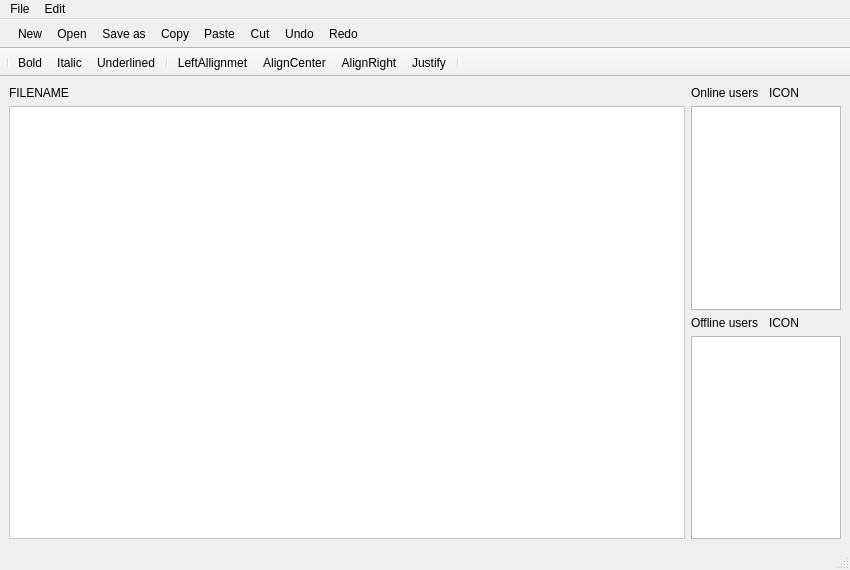
PoliDox/PoliDox, file client/editor.ui: the form before one commit.
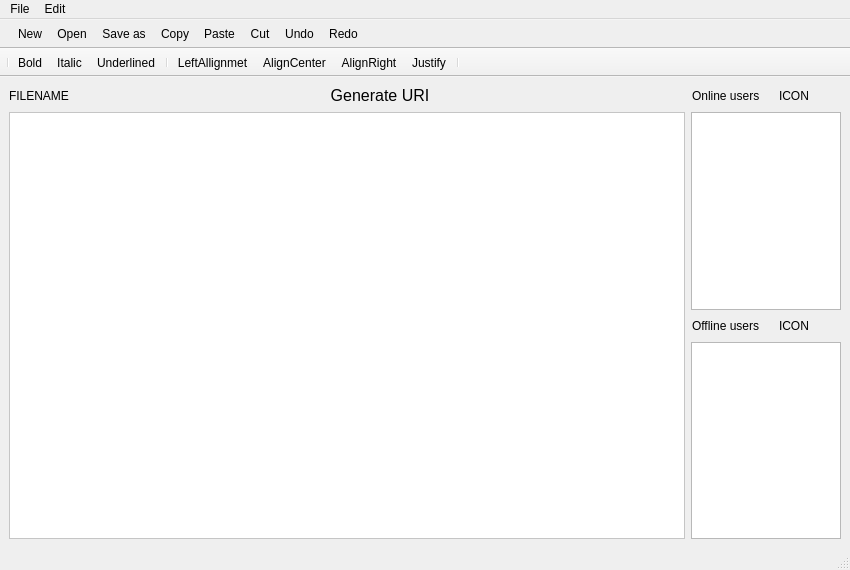
The form after the commit. Icons and pictures are not drawn.

Commit message: added URI button

Patch:
```diff
--- a/client/editor.ui
+++ b/client/editor.ui
@@ -26,11 +26,98 @@
       <item>
        <layout class="QVBoxLayout" name="verticalLayout_4">
         <item>
-         <widget class="QLabel" name="currentFile">
-          <property name="text">
-           <string>FILENAME</string>
-          </property>
-         </widget>
+         <layout class="QHBoxLayout" name="horizontalLayout_5">
+          <item>
+           <widget class="QLabel" name="currentFile">
+            <property name="maximumSize">
+             <size>
+              <width>100</width>
+              <height>16777215</height>
+             </size>
+            </property>
+            <property name="text">
+             <string>FILENAME</string>
+            </property>
+           </widget>
+          </item>
+          <item>
+           <spacer name="horizontalSpacer">
+            <property name="orientation">
+             <enum>Qt::Horizontal</enum>
+            </property>
+            <property name="sizeHint" stdset="0">
+             <size>
+              <width>40</width>
+              <height>20</height>
+             </size>
+            </property>
+           </spacer>
+          </item>
+          <item>
+           <widget class="QPushButton" name="URI">
+            <property name="sizePolicy">
+             <sizepolicy hsizetype="Fixed" vsizetype="Fixed">
+              <horstretch>0</horstretch>
+              <verstretch>0</verstretch>
+             </sizepolicy>
+            </property>
+            <property name="maximumSize">
+             <size>
+              <width>100</width>
+              <height>19</height>
+             </size>
+            </property>
+            <property name="baseSize">
+             <size>
+              <width>0</width>
+              <height>0</height>
+             </size>
+            </property>
+            <property name="font">
+             <font>
+              <pointsize>12</pointsize>
+             </font>
+            </property>
+            <property name="cursor">
+             <cursorShape>PointingHandCursor</cursorShape>
+            </property>
+            <property name="styleSheet">
+             <string notr="true">background-color:transparent;border: 1px solid transparent;</string>
+            </property>
+            <property name="text">
+             <string>Generate URI</string>
+            </property>
+            <property name="iconSize">
+             <size>
+              <width>16</width>
+              <height>16</height>
+             </size>
+            </property>
+            <property name="autoDefault">
+             <bool>false</bool>
+            </property>
+            <property name="default">
+             <bool>true</bool>
+            </property>
+            <property name="flat">
+             <bool>false</bool>
+            </property>
+           </widget>
+          </item>
+          <item>
+           <spacer name="horizontalSpacer_2">
+            <property name="orientation">
+             <enum>Qt::Horizontal</enum>
+            </property>
+            <property name="sizeHint" stdset="0">
+             <size>
+              <width>40</width>
+              <height>16</height>
+             </size>
+            </property>
+           </spacer>
+          </item>
+         </layout>
         </item>
         <item>
          <widget class="QTextEdit" name="textEdit">
@@ -66,11 +153,33 @@
           </item>
           <item>
            <widget class="QLabel" name="label">
+            <property name="maximumSize">
+             <size>
+              <width>40</width>
+              <height>16777215</height>
+             </size>
+            </property>
             <property name="text">
              <string>ICON</string>
             </property>
            </widget>
           </item>
+          <item>
+           <spacer name="horizontalSpacer_3">
+            <property name="orientation">
+             <enum>Qt::Horizontal</enum>
+            </property>
+            <property name="sizeType">
+             <enum>QSizePolicy::Fixed</enum>
+            </property>
+            <property name="sizeHint" stdset="0">
+             <size>
+              <width>20</width>
+              <height>20</height>
+             </size>
+            </property>
+           </spacer>
+          </item>
          </layout>
         </item>
         <item>
@@ -100,11 +209,33 @@
           </item>
           <item>
            <widget class="QLabel" name="label_2">
+            <property name="maximumSize">
+             <size>
+              <width>40</width>
+              <height>16777215</height>
+             </size>
+            </property>
             <property name="text">
              <string>ICON</string>
             </property>
            </widget>
           </item>
+          <item>
+           <spacer name="horizontalSpacer_4">
+            <property name="orientation">
+             <enum>Qt::Horizontal</enum>
+            </property>
+            <property name="sizeType">
+             <enum>QSizePolicy::Fixed</enum>
+            </property>
+            <property name="sizeHint" stdset="0">
+             <size>
+              <width>20</width>
+              <height>20</height>
+             </size>
+            </property>
+           </spacer>
+          </item>
          </layout>
         </item>
         <item>
```
The commit also changes 2 other files.
